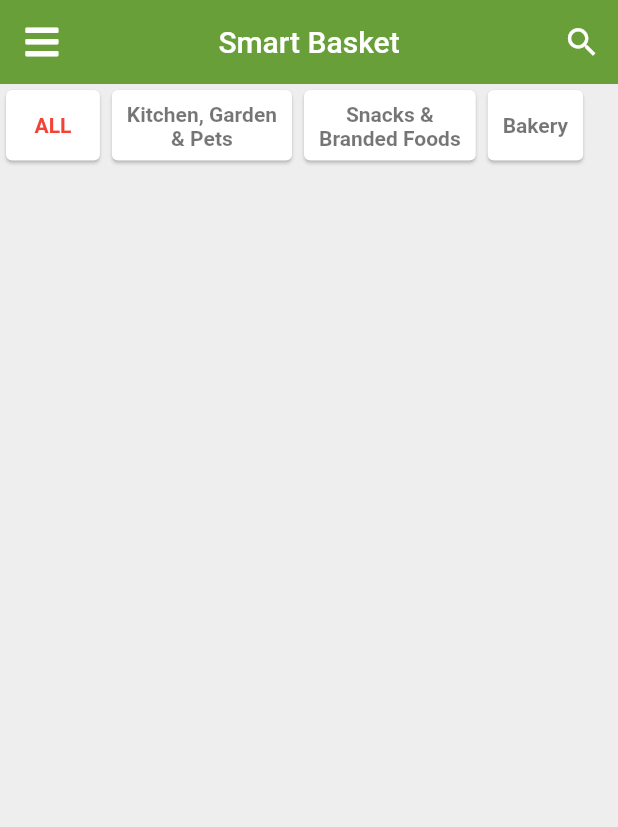
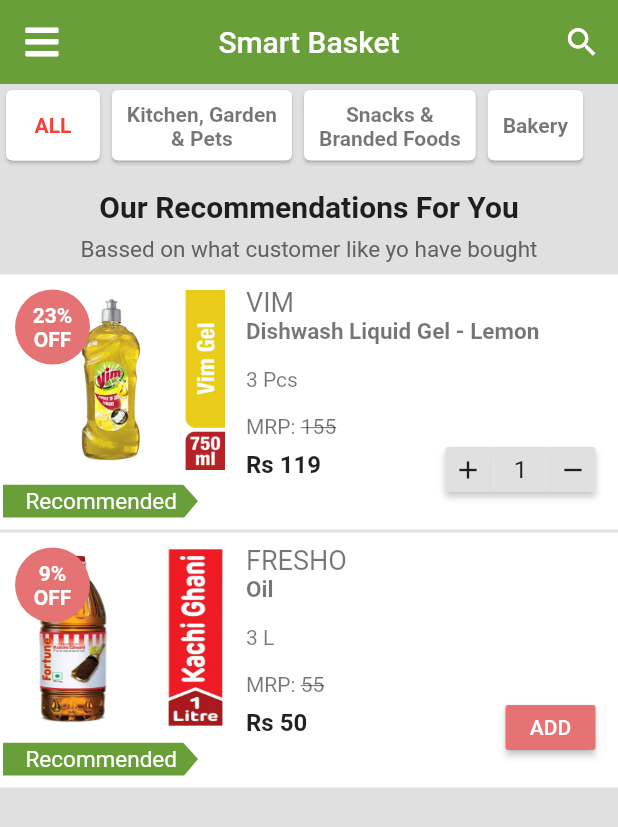
Before and after one commit to Manu-AdapptLimited/splashScreen, a Flutter app: the screen it shows after launch, after a tap on the "search" icon, on a phone screen of 412 x 824 dp. Shown: the top 827 px of the screen. Run offline on Flutter 3.47's test engine with Material 2 defaults, Android fonts, the light colour scheme and no system bars; our stand-ins replace badges, font_awesome_flutter.

Commit message:
smartBasket Comleted

```diff
--- a/lib/CoustumerService/Service.dart
+++ b/lib/CoustumerService/Service.dart
@@ -32,23 +32,13 @@
             pinned: true,
           ),
           SliverToBoxAdapter(
-            child: Stack(
-              children: [
-                Container(
+            child: ClipPath(
+              clipper: CurvClipper(),
+              child: Container(
+                padding: EdgeInsets.only(top: 35),
+                height: 130,
                 width: MediaQuery.of(context).size.width,
-                  height: 90,
-                  decoration: BoxDecoration(
-                    color: Colors.blue[500],
-                  ),
-                ),
-                Positioned(
-                  child: ClipOval(
-                    child: Container(
-                      padding: EdgeInsets.only(top: 20),
-                      alignment: Alignment.topCenter,
-                      width: MediaQuery.of(context).size.width,
-                      height: 110,
-                      color: Colors.blue[500],
+                color: Colors.blue[400],
                 child: Column(
                   children: [
                     Text(
@@ -63,8 +53,7 @@
                             side: BorderSide(color: Colors.white)),
                         child: Text(
                           'LOGIN',
-                                style: TextStyle(
-                                    color: Colors.white, fontSize: 16),
+                          style: TextStyle(color: Colors.white, fontSize: 16),
                         ),
                         onPressed: () {},
                       ),
@@ -73,32 +62,28 @@
                 ),
               ),
             ),
-                )
-              ],
-            ),
           ),
           SliverToBoxAdapter(
             child: Container(
-              margin: EdgeInsets.only(top: 20, left: 10, right: 10),
-              height: 40,
-              child: TextField(
-                decoration: InputDecoration(
-                    contentPadding: const EdgeInsets.symmetric(vertical: 10),
-                    prefixIcon: Padding(
-                      padding: const EdgeInsets.only(left: 100, right: 5),
-                      child: Icon(Icons.search),
+              margin: EdgeInsets.only(left: 10,right: 10,top: 10),
+              child: FlatButton.icon(
+                color: Colors.white,
+                onPressed: () {},
+                icon: Icon(Icons.search,color: Colors.black54,),
+                label: Text('Search a question',style: TextStyle(
+                  color: Colors.black54,
+
+                ),),
+                shape: RoundedRectangleBorder(
+                    borderRadius: BorderRadius.circular(5.0),
+                    // side: BorderSide(color: Colors.red)
                     ),
-                    enabledBorder: new OutlineInputBorder(
-                        borderSide: new BorderSide(color: Colors.grey[200])),
-                    filled: true,
-                    fillColor: Colors.white,
-                    hintText: 'Search a question'),
               ),
             ),
           ),
           SliverToBoxAdapter(
             child: Container(
-              margin: EdgeInsets.only(left: 10, right: 10, top: 20),
+              margin: EdgeInsets.only(left: 10, right: 10, top: 15),
               child: Text(
                 'Popular Topic',
                 style: TextStyle(
@@ -218,7 +203,8 @@
                               size: 18,
                             ),
                             child: Image.asset(
-                              'assets/images/account.jpeg',height: 40,
+                              'assets/images/account.jpeg',
+                              height: 40,
                             ),
                           ),
                         ),
@@ -263,7 +249,11 @@
                       children: [
                         Container(
                           height: 45,
-                          child:  Icon(Icons.help_outline,size: 39,color: Color.fromRGBO(134, 158, 175, 1),),
+                          child: Icon(
+                            Icons.help_outline,
+                            size: 39,
+                            color: Color.fromRGBO(134, 158, 175, 1),
+                          ),
                         ),
                         Padding(
                           padding: const EdgeInsets.only(top: 10),
@@ -352,7 +342,6 @@
                     ),
                   ),
                   Divider(
-
                     endIndent: 25,
                     color: Colors.black45,
                   ),
@@ -377,7 +366,6 @@
                     ),
                   ),
                   Divider(
-
                     endIndent: 25,
                     color: Colors.black45,
                   ),
@@ -402,7 +390,6 @@
                     ),
                   ),
                   Divider(
-
                     endIndent: 25,
                     color: Colors.black45,
                   ),
@@ -454,3 +441,24 @@
     );
   }
 }
+
+class CurvClipper extends CustomClipper<Path> {
+  @override
+  Path getClip(Size size) {
+    var path = Path();
+    path.lineTo(0.0, size.height - 25);
+    path.quadraticBezierTo(
+        size.width / 4, size.height, size.width / 2, size.height);
+
+    path.quadraticBezierTo(size.width - (size.width / 4), size.height,
+        size.width, size.height - 25);
+
+    path.lineTo(size.width, 0.0);
+    return path;
+  }
+
+  @override
+  bool shouldReclip(CustomClipper<Path> oldClipper) {
+    return false;
+  }
+}
--- a/lib/SmartBasket/SmartBasket.dart
+++ b/lib/SmartBasket/SmartBasket.dart
@@ -1,8 +1,12 @@
 import 'package:flutter/material.dart';
 import 'package:font_awesome_flutter/font_awesome_flutter.dart';
 import 'package:splash_screen/SmartBasket/Data/Data.dart';
+import 'package:splash_screen/SmartBasket/Widget/ItemBuilder.dart';
 
 import 'package:splash_screen/SmartBasket/Widget/ItemList.dart';
+import 'package:splash_screen/SmartBasket/Widget/Recommendation.dart';
+
+import 'Widget/AppsBar.dart';
 
 class SmartBasket extends StatefulWidget {
   @override
@@ -13,35 +17,20 @@
   @override
   Widget build(BuildContext context) {
     return Scaffold(
-      backgroundColor: Colors.grey[200],
+      backgroundColor: Colors.grey[300],
       body: CustomScrollView(
+         physics: BouncingScrollPhysics(),
         slivers: [
-          SliverAppBar(
-            elevation: 0.0,
-            brightness: Brightness.light,
-            backgroundColor: Color.fromRGBO(104, 159, 57, 1),
-            centerTitle: true,
-            leading: IconButton(
-                icon: FaIcon(
-                  FontAwesomeIcons.bars,
-                  color: Colors.white,
-                  size: 25,
-                ),
-                onPressed: () {}),
-            title: Text('Smart Basket'),
-            actions: [
-              IconButton(
-                  icon: Icon(
-                    Icons.search,
-                    color: Colors.white,
-                    size: 25,
-                  ),
-                  onPressed: () {}),
-            ],
+          AppsBar(),
+          SliverToBoxAdapter(
+            child: ItemList(itemList: itemList),
           ),
           SliverToBoxAdapter(
-            child: ItemList(itemList: itemList),
-          )
+            child: Recommendation(),
+          ),
+
+            ItemBuilder(),
+
         ],
       ),
     );
--- /dev/null
+++ b/lib/SmartBasket/Widget/AddBtn.dart
@@ -0,0 +1,29 @@
+import 'package:flutter/material.dart';
+
+
+class AddButton extends StatelessWidget {
+  @override
+  Widget build(BuildContext context) {
+    return Positioned(
+                  right: 15,
+                  bottom: 25,
+                  child: Container(
+                    height: 30,
+                    width: 60,
+                    decoration: BoxDecoration(
+                      borderRadius: BorderRadius.all(Radius.circular(5.0)),
+                    ),
+                    child: RaisedButton(
+                      color: Colors.red[300],
+                      onPressed: () {},
+                      child: Text(
+                        'ADD',
+                        style: TextStyle(
+                          color: Colors.white,
+                        ),
+                      ),
+                    ),
+                  ),
+                );
+  }
+}
--- /dev/null
+++ b/lib/SmartBasket/Widget/AppsBar.dart
@@ -0,0 +1,35 @@
+import 'package:flutter/material.dart';
+import 'package:font_awesome_flutter/font_awesome_flutter.dart';
+
+class AppsBar extends StatelessWidget {
+  @override
+  Widget build(BuildContext context) {
+    return SliverAppBar(
+
+      floating: true,
+      snap: true,
+
+      elevation: 0.0,
+      brightness: Brightness.light,
+      backgroundColor: Color.fromRGBO(104, 159, 57, 1),
+      centerTitle: true,
+      leading: IconButton(
+          icon: FaIcon(
+            FontAwesomeIcons.bars,
+            color: Colors.white,
+            size: 25,
+          ),
+          onPressed: () {}),
+      title: Text('Smart Basket'),
+      actions: [
+        IconButton(
+            icon: Icon(
+              Icons.search,
+              color: Colors.white,
+              size: 25,
+            ),
+            onPressed: () {}),
+      ],
+    );
+  }
+}
--- /dev/null
+++ b/lib/SmartBasket/Widget/CounterBtn.dart
@@ -0,0 +1,62 @@
+import 'package:flutter/material.dart';
+
+class CounterButton extends StatelessWidget {
+  @override
+  Widget build(BuildContext context) {
+    return Positioned(
+      right: 15,
+      bottom: 25,
+      child: Container(
+        height: 30,
+        width: 100,
+        decoration:
+            BoxDecoration(
+              boxShadow: [
+                BoxShadow(
+                  color: Colors.black.withOpacity(0.2),
+                  blurRadius: 3,
+                  offset: Offset(0.0, 3)
+
+                )
+              ],
+              borderRadius: BorderRadius.all(Radius.circular(2)),
+              ),
+
+        child: Row(
+          children: <Widget>[
+            Container(
+              height: 30,
+              width: 30,
+              child: Icon(Icons.add,size: 20,),
+              decoration: BoxDecoration(
+                  borderRadius: BorderRadius.only(
+                    topLeft: Radius.circular(2.0),
+                    bottomLeft: Radius.circular(2.0),
+                  ),
+                  color: Colors.grey[300]),
+            ),
+            Container(
+              alignment: Alignment.center,
+              height: 30,
+              width: 40,
+              child: Text('1',style: TextStyle(
+                fontSize: 16
+              ),),
+              decoration: BoxDecoration(color: Colors.grey[300]),
+            ),
+            Container(
+                height: 30,
+                width: 30,
+                child: Icon(Icons.remove,size: 20,),
+                decoration: BoxDecoration(
+                    borderRadius: BorderRadius.only(
+                      topRight: Radius.circular(2.0),
+                      bottomRight: Radius.circular(2.0),
+                    ),
+                    color: Colors.grey[300]))
+          ],
+        ),
+      ),
+    );
+  }
+}
--- /dev/null
+++ b/lib/SmartBasket/Widget/ItemBuilder.dart
@@ -0,0 +1,64 @@
+
+import 'package:flutter/material.dart';
+
+import 'PdtConfig.dart';
+
+class ItemBuilder extends StatefulWidget {
+  @override
+  _ItemBuilderState createState() => _ItemBuilderState();
+}
+
+class _ItemBuilderState extends State<ItemBuilder> {
+  var items = [
+    {
+      "image": "assets/images/4.jpg",
+      "name": "VIM",
+      "newName": "Dishwash Liquid Gel - Lemon",
+      "oldPrice": "155",
+      "newPrice": "119",
+      "offer": "23%",
+      "isTapped": true,
+      "date": "18-Apr-2020",
+      "ratting": "4.4",
+      "rattingPeople": "15268",
+      "isInKg": false,
+    },
+    {
+      "image": "assets/images/5.webp",
+      "name": "FRESHO",
+      "newName": "Oil",
+      "oldPrice": "55",
+      "newPrice": "50",
+      "offer": "9%",
+      "isTapped": false,
+      "date": "19-Apr-2020",
+      "quant": "1",
+      "isInKg": true,
+      "ratting": "4.4",
+    },
+
+
+  ];
+  @override
+  Widget build(BuildContext context) {
+    return SliverList(delegate: SliverChildBuilderDelegate((context,index){
+      return PdtConfig(
+            image: items[index]['image'],
+            name: items[index]['name'],
+            newName: items[index]['newName'],
+            oldPrice: items[index]['oldPrice'],
+            newPrice: items[index]['newPrice'],
+            offer: items[index]['offer'],
+            isTapped: items[index]['isTapped'],
+            date: items[index]['date'],
+            ratting: items[index]['ratting'],
+            rattingPeople: items[index]['rattingPeople'],
+            isInKg: items[index]['isInKg'],
+            quant: items[index]['quant'],
+          );
+    },
+    childCount: items.length,
+
+    ));
+  }
+}
--- a/lib/SmartBasket/Widget/ItemList.dart
+++ b/lib/SmartBasket/Widget/ItemList.dart
@@ -9,6 +9,7 @@
   @override
   Widget build(BuildContext context) {
     return Container(
+
             height: 55,
             width: MediaQuery.of(context).size.width,
             child: ListView.builder(
@@ -17,7 +18,12 @@
                 itemBuilder: (context, index) {
                   if (index == 0) {
                     return Card(
+
                       child: Container(
+                       decoration: BoxDecoration(
+                          color: Colors.white,
+                          borderRadius: BorderRadius.all(Radius.circular(5))
+                       ),
                         alignment: Alignment.center,
                         padding: EdgeInsets.only(
                           top: 8,
--- /dev/null
+++ b/lib/SmartBasket/Widget/OfferBanner.dart
@@ -0,0 +1,36 @@
+import 'package:flutter/material.dart';
+
+class OfferBanner extends StatelessWidget {
+  final offer;
+  OfferBanner({this.offer});
+  @override
+  Widget build(BuildContext context) {
+    return Positioned(
+      left: 10,
+      top: 10,
+      child: Container(
+        alignment: Alignment.bottomCenter,
+        height: 50,
+        width: 50,
+        decoration: BoxDecoration(
+            color: Colors.red[300],
+            borderRadius: BorderRadius.all(Radius.circular(50))),
+        child: Column(
+          mainAxisAlignment: MainAxisAlignment.center,
+          children: <Widget>[
+            Text(
+              offer,
+              style:
+                  TextStyle(color: Colors.white, fontWeight: FontWeight.bold),
+            ),
+            Text(
+              'OFF',
+              style:
+                  TextStyle(color: Colors.white, fontWeight: FontWeight.bold),
+            ),
+          ],
+        ),
+      ),
+    );
+  }
+}
--- /dev/null
+++ b/lib/SmartBasket/Widget/PdtConfig.dart
@@ -0,0 +1,178 @@
+import 'package:flutter/material.dart';
+
+import 'AddBtn.dart';
+import 'CounterBtn.dart';
+import 'OfferBanner.dart';
+
+// ignore: must_be_immutable
+class PdtConfig extends StatelessWidget {
+  final image;
+  final name;
+  final newName;
+  final oldPrice;
+  final newPrice;
+  final offer;
+  bool isTapped;
+  final date;
+  final ratting;
+  final rattingPeople;
+  bool isInKg;
+  final quant;
+  PdtConfig(
+      {this.image,
+      this.name,
+      this.newName,
+      this.oldPrice,
+      this.newPrice,
+      this.offer,
+      this.date,
+      this.ratting,
+      this.rattingPeople,
+      this.isTapped,
+      this.isInKg,
+      this.quant});
+
+  @override
+  Widget build(BuildContext context) {
+    return Container(
+      margin: EdgeInsets.only(
+        bottom: 2,
+      ),
+      height: 170,
+      width: MediaQuery.of(context).size.width,
+      color: Colors.white,
+      child: Stack(
+        children: <Widget>[
+          Positioned(
+            top: 10,
+            left: 25,
+            child: Container(
+              height: 120,
+              width: 125,
+              child: Image.asset(
+                image,
+                fit: BoxFit.fill,
+              ),
+            ),
+          ),
+          OfferBanner(
+            offer: offer,
+          ),
+          Positioned(
+            right: 0,
+            child: Container(
+              height: 200,
+              width: MediaQuery.of(context).size.width - 156,
+              child: Column(
+                crossAxisAlignment: CrossAxisAlignment.start,
+                children: <Widget>[
+                  Padding(
+                    padding: const EdgeInsets.only(left: 8.0, top: 8),
+                    child: Text(
+                      name,
+                      style: TextStyle(fontSize: 18, color: Colors.black54),
+                    ),
+                  ),
+                  Padding(
+                    padding: const EdgeInsets.only(left: 8.0),
+                    child: Text(
+                      newName,
+                      style: TextStyle(
+                        fontSize: 15,
+                        color: Colors.black54,
+                        fontWeight: FontWeight.bold,
+                      ),
+                    ),
+                  ),
+                  isInKg == true
+                      ? Padding(
+                          padding: const EdgeInsets.only(left: 8.0, top: 15),
+                          child: Text(
+                            '3 L',
+                            style: TextStyle(color: Colors.black54),
+                          ),
+                        )
+                      : Padding(
+                          padding: const EdgeInsets.only(left: 8.0, top: 15),
+                          child: Text(
+                            '3 Pcs',
+                            style: TextStyle(color: Colors.black54),
+                          ),
+                        ),
+                  Padding(
+                    padding: const EdgeInsets.only(left: 8.0, top: 15),
+                    child: RichText(
+                        text: TextSpan(
+                            text: 'MRP: ',
+                            style: TextStyle(
+                              color: Colors.black54,
+                            ),
+                            children: [
+                          TextSpan(
+                            text: oldPrice,
+                            style: TextStyle(
+                              color: Colors.black54,
+                              decoration: TextDecoration.lineThrough,
+                            ),
+                          ),
+                        ])),
+                  ),
+                  Padding(
+                    padding: const EdgeInsets.only(left: 8.0, top: 8),
+                    child: Text(
+                      '\Rs $newPrice',
+                      style:
+                          TextStyle(fontWeight: FontWeight.bold, fontSize: 16),
+                    ),
+                  ),
+                ],
+              ),
+            ),
+          ),
+          Positioned(
+            bottom: 8,
+            left: 2,
+            child: ClipPath(
+              clipper: MyClippers(),
+              child: Container(
+                padding: EdgeInsets.only(left: 15,top: 2,bottom: 2),
+                height: 22,
+                width: 140,
+                color:  Color.fromRGBO(104, 159, 57, 1),
+                child: Text(
+                  'Recommended',
+                  style: TextStyle(
+                    color: Colors.white,
+                    fontSize: 15,
+                  ),
+                ),
+              ),
+            ),
+          ),
+          isTapped == true ? CounterButton() : AddButton(),
+        ],
+      ),
+    );
+  }
+}
+
+class MyClippers extends CustomClipper<Path> {
+  @override
+  Path getClip(Size size) {
+    var path = Path();
+    path.lineTo(0.0, size.height);
+    path.lineTo(size.height, size.width);
+    path.lineTo(size.width - 10, size.height / 2);
+    path.lineTo(size.width - 20, 0.0);
+    path.close();
+    return path;
+  }
+
+  @override
+  bool shouldReclip(CustomClipper<Path> oldClipper) {
+
+    return false;
+
+
+  }
+}
--- /dev/null
+++ b/lib/SmartBasket/Widget/Recommendation.dart
@@ -0,0 +1,32 @@
+import 'package:flutter/material.dart';
+
+class Recommendation extends StatelessWidget {
+  @override
+  Widget build(BuildContext context) {
+    return Container(
+      margin: EdgeInsets.only(top: 15,bottom: 8),
+      child: Column(
+        children: [
+          Text(
+            'Our Recommendations For You',
+            style: TextStyle(
+              fontSize: 20,
+              fontWeight: FontWeight.bold,
+              // letterSpacing: 0.3,
+            ),
+          ),
+          Padding(
+            padding: const EdgeInsets.only(top: 8),
+            child: Text(
+              'Bassed on what customer like yo have bought',
+              style: TextStyle(
+                fontSize: 15,
+                color: Colors.grey[700],
+              ),
+            ),
+          )
+        ],
+      ),
+    );
+  }
+}
```
Also changed, not shown: lib/SmartBasket/Widget/Collector.dart (added, +22 -0 lines), assets/images/4.jpg (added), assets/images/5.webp (added), assets/images/6.png (added). Lines whose indentation alone changed are shown as unchanged.
